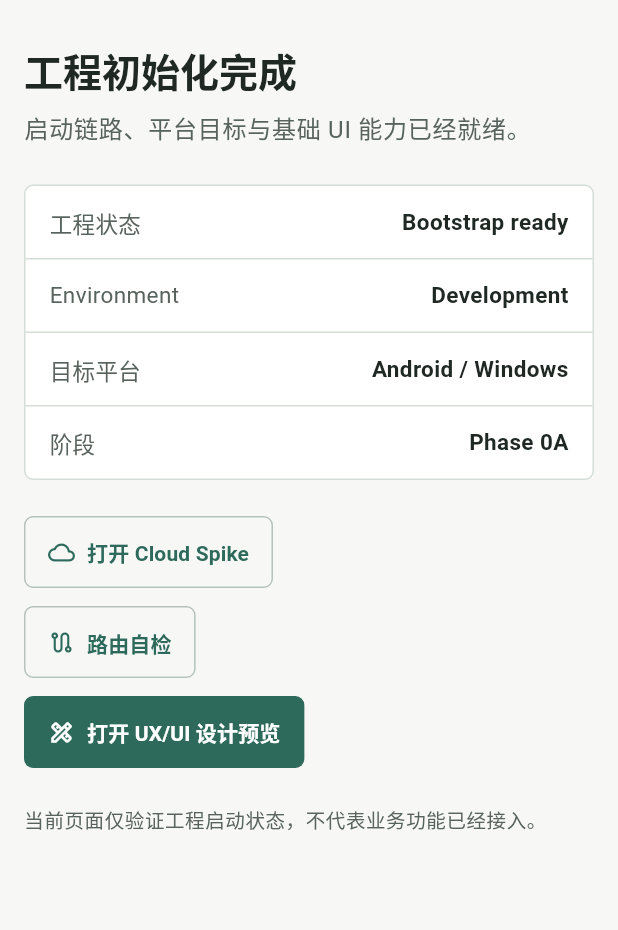
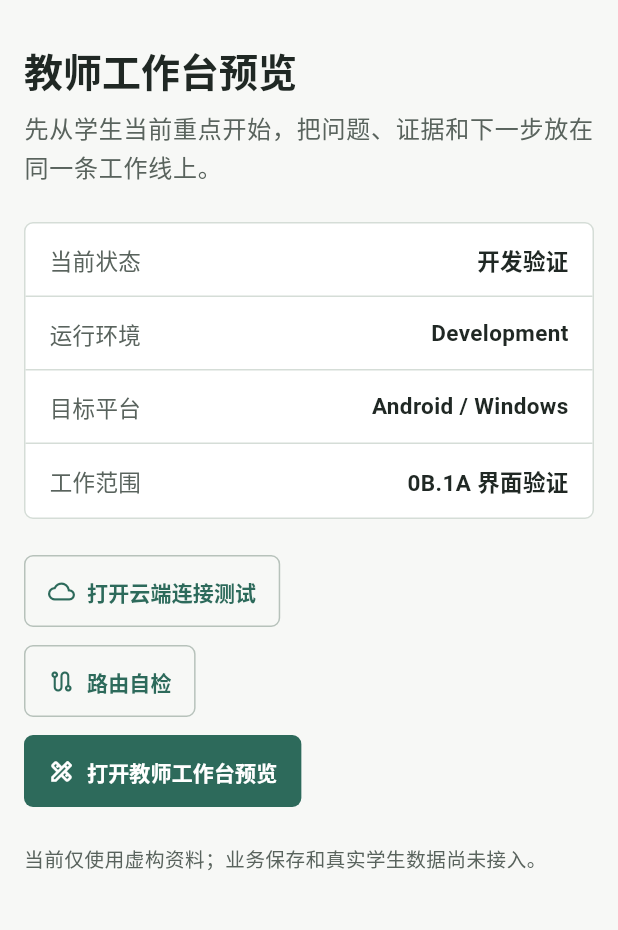
Before and after one commit to qbjsdsb/xueqing, a Flutter app: the screen it shows after launch, on a phone screen of 412 x 824 dp, the part 63-993 px from its top. Run offline on Flutter 3.47's test engine with Material 3 defaults, Android fonts, the phone set to English and light mode, and no system bars; our stand-ins replace flutter_secure_storage, supabase_flutter; accounts and stored records are empty.

Commit message:
make bootstrap entry product-oriented and explicit

```diff
--- a/lib/features/bootstrap/presentation/bootstrap_page.dart
+++ b/lib/features/bootstrap/presentation/bootstrap_page.dart
@@ -37,12 +37,12 @@ class BootstrapPage extends StatelessWidget {
                   crossAxisAlignment: CrossAxisAlignment.start,
                   children: [
                     Text(
-                      '工程初始化完成',
+                      '教师工作台预览',
                       style: Theme.of(context).textTheme.headlineSmall,
                     ),
                     const SizedBox(height: AppSpacing.xs),
                     Text(
-                      '启动链路、平台目标与基础 UI 能力已经就绪。',
+                      '先从学生当前重点开始，把问题、证据和下一步放在同一条工作线上。',
                       style: Theme.of(context).textTheme.bodyLarge
                           ?.copyWith(color: AppColors.textSecondary),
                     ),
@@ -54,7 +54,7 @@ class BootstrapPage extends StatelessWidget {
                         Navigator.of(context).pushNamed(AppRoutes.cloudSpike);
                       },
                       icon: const Icon(Icons.cloud_outlined),
-                      label: const Text('打开 Cloud Spike'),
+                      label: const Text('打开云端连接测试'),
                     ),
                     const SizedBox(height: AppSpacing.sm),
                     OutlinedButton.icon(
@@ -71,11 +71,11 @@ class BootstrapPage extends StatelessWidget {
                             .pushNamed(AppRoutes.designPreview);
                       },
                       icon: const Icon(Icons.design_services_outlined),
-                      label: const Text('打开 UX/UI 设计预览'),
+                      label: const Text('打开教师工作台预览'),
                     ),
                     const SizedBox(height: AppSpacing.lg),
                     Text(
-                      '当前页面仅验证工程启动状态，不代表业务功能已经接入。',
+                      '当前仅使用虚构资料；业务保存和真实学生数据尚未接入。',
                       style: Theme.of(context).textTheme.bodySmall,
                     ),
                   ],
@@ -104,13 +104,13 @@ class _StatusPanel extends StatelessWidget {
       ),
       child: Column(
         children: [
-          const _StatusRow(label: '工程状态', value: 'Bootstrap ready'),
+          const _StatusRow(label: '当前状态', value: '开发验证'),
           const Divider(height: 1),
-          _StatusRow(label: 'Environment', value: config.environmentLabel),
+          _StatusRow(label: '运行环境', value: config.environmentLabel),
           const Divider(height: 1),
           const _StatusRow(label: '目标平台', value: 'Android / Windows'),
           const Divider(height: 1),
-          const _StatusRow(label: '阶段', value: 'Phase 0A'),
+          const _StatusRow(label: '工作范围', value: '0B.1A 界面验证'),
         ],
       ),
     );
```
